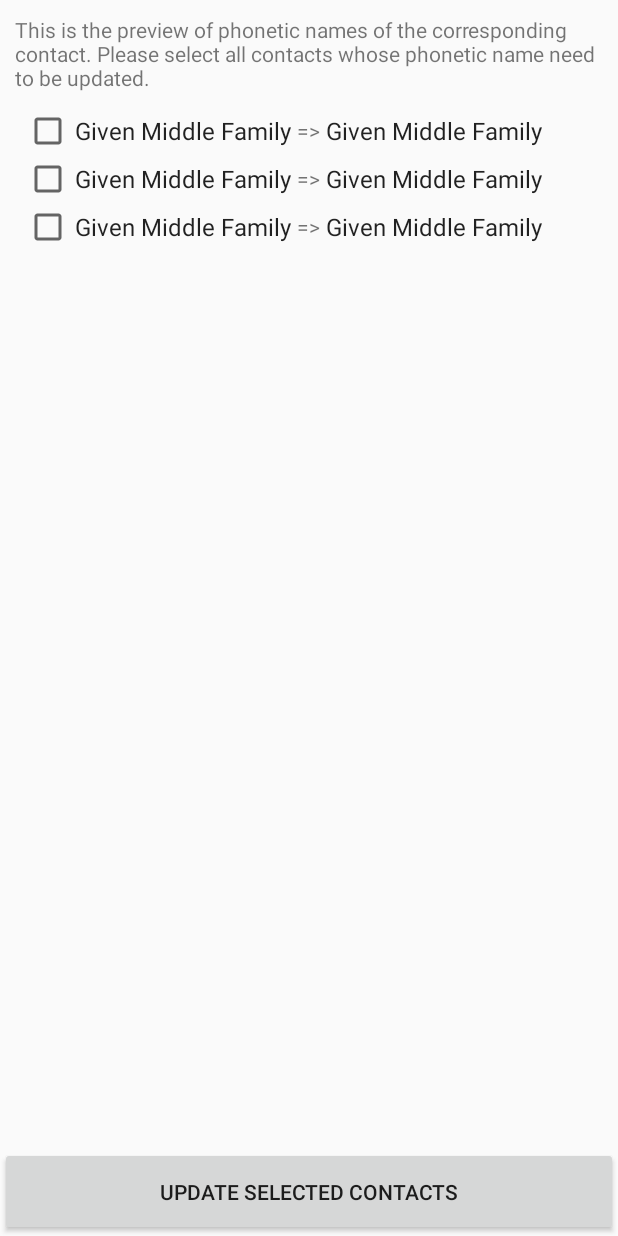
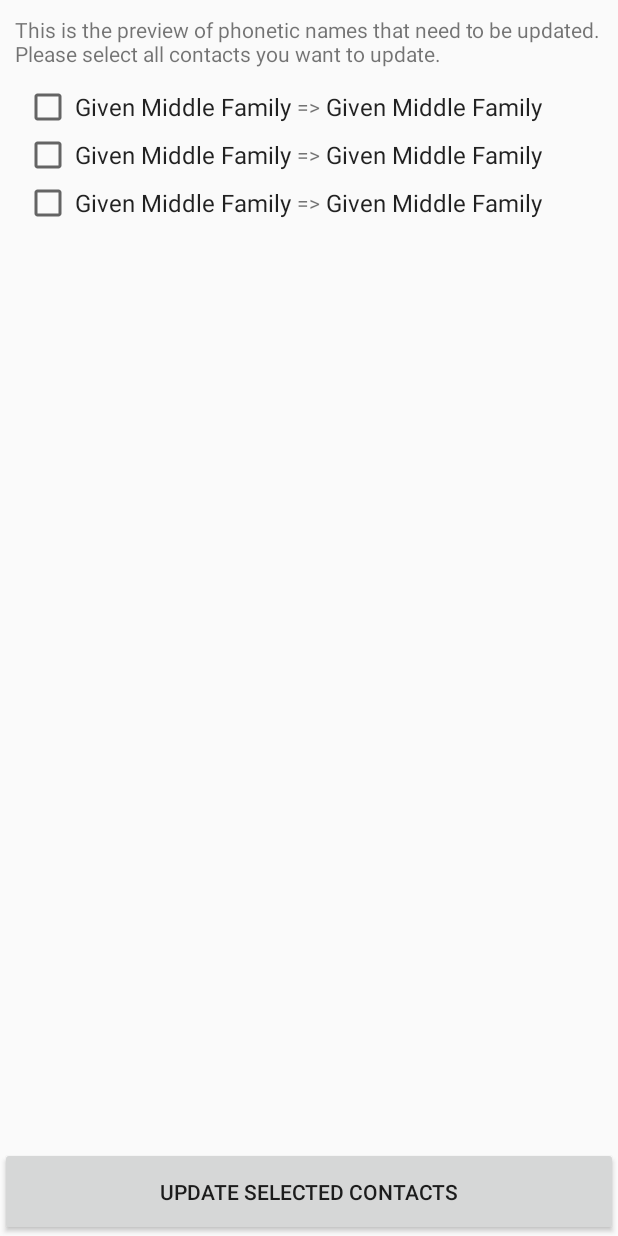
Before and after one commit to ranmocy/MonkeyTree, an Android app: the layout fragment_contact_select_list.xml on its own in the app's theme, with its tools: preview values and no code run, on a phone screen of 412 x 824 dp. Run offline under Robolectric (Android 15) with nearby library versions, the light colour scheme and no system bars.

Commit message:
update list description

```diff
--- a/app/src/main/res/values/strings.xml
+++ b/app/src/main/res/values/strings.xml
@@ -41,7 +41,7 @@
     <string name="btn_confirm">Update selected contacts</string>
     <string name="contact_divider" translatable="false"><![CDATA[=>]]></string>
     <string name="contact_list_description">
-        This is the preview of phonetic names of the corresponding contact. Please select all
-        contacts whose phonetic name need to be updated.
+        This is the preview of phonetic names that need to be updated. Please select all contacts
+        you want to update.
     </string>
 </resources>
```
Also changed, not shown: 4 other files.
